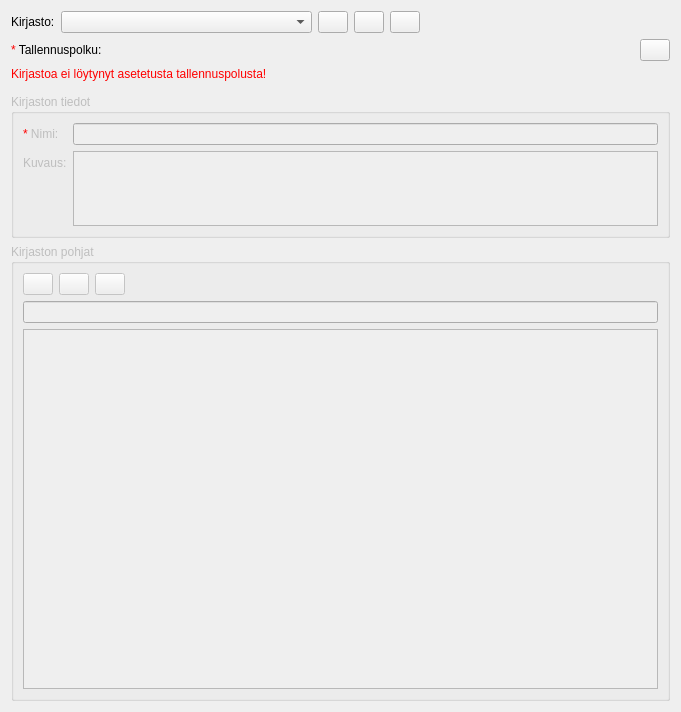
First picture: the form in arho_feature_template/gui/components/library_display_widget.ui, repository GispoCoding/arho-qgis-plugin, before the edit.
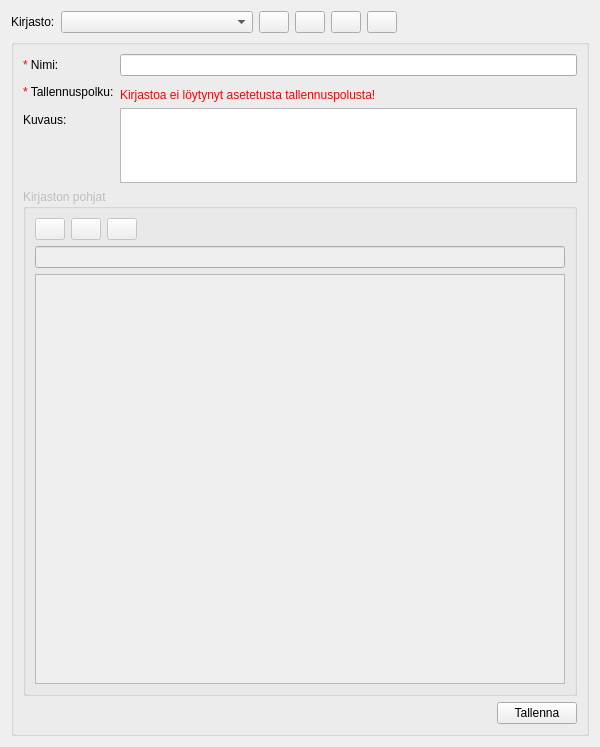
Second picture: the form after the edit. Custom widgets are drawn as their Qt base class.

```diff
--- a/arho_feature_template/gui/components/library_display_widget.ui
+++ b/arho_feature_template/gui/components/library_display_widget.ui
@@ -6,14 +6,14 @@
    <rect>
     <x>0</x>
     <y>0</y>
-    <width>681</width>
-    <height>712</height>
+    <width>600</width>
+    <height>747</height>
    </rect>
   </property>
   <property name="windowTitle">
    <string>Form</string>
   </property>
-  <layout class="QVBoxLayout" name="verticalLayout">
+  <layout class="QVBoxLayout" name="verticalLayout_3">
    <item>
     <layout class="QHBoxLayout" name="horizontalLayout_11">
      <item>
@@ -68,6 +68,22 @@
        </property>
       </widget>
      </item>
+     <item>
+      <widget class="QPushButton" name="reload_library_btn">
+       <property name="maximumSize">
+        <size>
+         <width>30</width>
+         <height>16777215</height>
+        </size>
+       </property>
+       <property name="toolTip">
+        <string>Lataa kirjasto uudelleen annetusta polusta</string>
+       </property>
+       <property name="text">
+        <string/>
+       </property>
+      </widget>
+     </item>
      <item>
       <widget class="QPushButton" name="delete_library_btn">
        <property name="maximumSize">
@@ -100,14 +116,42 @@
     </layout>
    </item>
    <item>
-    <layout class="QHBoxLayout" name="horizontalLayout_10">
+    <widget class="QGroupBox" name="library_details_groupbox">
+     <property name="title">
+      <string/>
+     </property>
+     <layout class="QVBoxLayout" name="verticalLayout">
      <item>
+       <layout class="QFormLayout" name="formLayout">
+        <property name="sizeConstraint">
+         <enum>QLayout::SetMinimumSize</enum>
+        </property>
+        <property name="fieldGrowthPolicy">
+         <enum>QFormLayout::ExpandingFieldsGrow</enum>
+        </property>
+        <item row="0" column="0">
+         <widget class="QLabel" name="name_label">
+          <property name="text">
+           <string>&lt;html&gt;&lt;head/&gt;&lt;body&gt;&lt;p&gt;&lt;span style=&quot; color:#ff0000;&quot;&gt;*&lt;/span&gt; Nimi:&lt;/p&gt;&lt;/body&gt;&lt;/html&gt;</string>
+          </property>
+         </widget>
+        </item>
+        <item row="0" column="1">
+         <widget class="QLineEdit" name="library_name">
+          <property name="toolTip">
+           <string>Kirjaston nimi</string>
+          </property>
+         </widget>
+        </item>
+        <item row="1" column="0">
       <widget class="QLabel" name="file_path_label_4">
        <property name="text">
         <string>&lt;html&gt;&lt;head/&gt;&lt;body&gt;&lt;p&gt;&lt;span style=&quot; color:#ff0000;&quot;&gt;*&lt;/span&gt; Tallennuspolku:&lt;/p&gt;&lt;/body&gt;&lt;/html&gt;</string>
        </property>
       </widget>
      </item>
+        <item row="1" column="1">
+         <layout class="QVBoxLayout" name="verticalLayout_4">
      <item>
       <widget class="QgsFileWidget" name="library_file_path">
        <property name="toolTip">
@@ -125,84 +169,35 @@
       </widget>
      </item>
      <item>
-      <widget class="QPushButton" name="reload_library_btn">
-       <property name="maximumSize">
-        <size>
-         <width>30</width>
-         <height>16777215</height>
-        </size>
-       </property>
-       <property name="toolTip">
-        <string>Lataa kirjasto uudelleen annetusta polusta</string>
-       </property>
-       <property name="text">
-        <string/>
-       </property>
-      </widget>
-     </item>
-    </layout>
-   </item>
-   <item>
     <widget class="QLabel" name="broken_path_warning_label">
+            <property name="sizePolicy">
+             <sizepolicy hsizetype="Preferred" vsizetype="Preferred">
+              <horstretch>0</horstretch>
+              <verstretch>0</verstretch>
+             </sizepolicy>
+            </property>
      <property name="text">
       <string>&lt;html&gt;&lt;head/&gt;&lt;body&gt;&lt;p&gt;&lt;span style=&quot; color:#ff0000;&quot;&gt;Kirjastoa ei löytynyt asetetusta tallennuspolusta!&lt;/span&gt;&lt;/p&gt;&lt;/body&gt;&lt;/html&gt;</string>
      </property>
     </widget>
    </item>
-   <item>
-    <spacer name="verticalSpacer_3">
-     <property name="orientation">
-      <enum>Qt::Vertical</enum>
-     </property>
-     <property name="sizeType">
-      <enum>QSizePolicy::Minimum</enum>
-     </property>
-     <property name="sizeHint" stdset="0">
-      <size>
-       <width>20</width>
-       <height>7</height>
-      </size>
-     </property>
-    </spacer>
-   </item>
-   <item>
-    <widget class="QgsCollapsibleGroupBox" name="library_details_groupbox">
-     <property name="enabled">
-      <bool>false</bool>
-     </property>
-     <property name="sizePolicy">
-      <sizepolicy hsizetype="Preferred" vsizetype="Maximum">
-       <horstretch>0</horstretch>
-       <verstretch>0</verstretch>
-      </sizepolicy>
-     </property>
-     <property name="title">
-      <string>Kirjaston tiedot</string>
-     </property>
-     <layout class="QFormLayout" name="formLayout_4">
-      <item row="0" column="0">
-       <widget class="QLabel" name="name_label">
-        <property name="text">
-         <string>&lt;html&gt;&lt;head/&gt;&lt;body&gt;&lt;p&gt;&lt;span style=&quot; color:#ff0000;&quot;&gt;*&lt;/span&gt; Nimi:&lt;/p&gt;&lt;/body&gt;&lt;/html&gt;</string>
-        </property>
-       </widget>
-      </item>
-      <item row="0" column="1">
-       <widget class="QLineEdit" name="library_name">
-        <property name="toolTip">
-         <string>Kirjaston nimi</string>
-        </property>
-       </widget>
-      </item>
-      <item row="1" column="0">
+         </layout>
+        </item>
+        <item row="2" column="0">
        <widget class="QLabel" name="description_label">
         <property name="text">
          <string>Kuvaus:</string>
         </property>
        </widget>
       </item>
-      <item row="1" column="1">
+        <item row="2" column="1">
        <widget class="QTextEdit" name="library_description">
+          <property name="sizePolicy">
+           <sizepolicy hsizetype="Expanding" vsizetype="Preferred">
+            <horstretch>0</horstretch>
+            <verstretch>0</verstretch>
+           </sizepolicy>
+          </property>
         <property name="maximumSize">
          <size>
           <width>16777215</width>
@@ -215,7 +210,6 @@
        </widget>
       </item>
      </layout>
-    </widget>
    </item>
    <item>
     <widget class="QGroupBox" name="library_elements_box">
@@ -231,11 +225,23 @@
      <property name="title">
       <string>Kirjaston pohjat</string>
      </property>
-     <layout class="QVBoxLayout" name="verticalLayout_6">
+        <layout class="QVBoxLayout" name="verticalLayout_2" stretch="0,0,1">
+         <property name="sizeConstraint">
+          <enum>QLayout::SetMaximumSize</enum>
+         </property>
       <item>
        <layout class="QHBoxLayout" name="horizontalLayout_9">
+           <property name="sizeConstraint">
+            <enum>QLayout::SetFixedSize</enum>
+           </property>
         <item>
          <widget class="QPushButton" name="new_library_element_btn">
+             <property name="sizePolicy">
+              <sizepolicy hsizetype="Fixed" vsizetype="Fixed">
+               <horstretch>0</horstretch>
+               <verstretch>0</verstretch>
+              </sizepolicy>
+             </property>
           <property name="maximumSize">
            <size>
             <width>30</width>
@@ -287,6 +293,9 @@
           <property name="orientation">
            <enum>Qt::Horizontal</enum>
           </property>
+             <property name="sizeType">
+              <enum>QSizePolicy::Expanding</enum>
+             </property>
           <property name="sizeHint" stdset="0">
            <size>
             <width>40</width>
@@ -312,6 +321,12 @@
       </item>
       <item>
        <widget class="QListWidget" name="library_element_list">
+           <property name="sizePolicy">
+            <sizepolicy hsizetype="Expanding" vsizetype="Expanding">
+             <horstretch>0</horstretch>
+             <verstretch>0</verstretch>
+            </sizepolicy>
+           </property>
         <property name="toolTip">
          <string>Kirjaston pohjat</string>
         </property>
@@ -323,15 +338,39 @@
      </layout>
     </widget>
    </item>
+      <item>
+       <layout class="QHBoxLayout" name="horizontalLayout">
+        <item>
+         <spacer name="horizontalSpacer">
+          <property name="orientation">
+           <enum>Qt::Horizontal</enum>
+          </property>
+          <property name="sizeHint" stdset="0">
+           <size>
+            <width>40</width>
+            <height>20</height>
+           </size>
+          </property>
+         </spacer>
+        </item>
+        <item>
+         <widget class="QPushButton" name="save_library_btn">
+          <property name="text">
+           <string>Tallenna</string>
+          </property>
+          <property name="toolTip">
+           <string>Tallenna kirjasto</string>
+          </property>
+         </widget>
+        </item>
+       </layout>
+      </item>
+     </layout>
+    </widget>
+   </item>
   </layout>
  </widget>
  <customwidgets>
-  <customwidget>
-   <class>QgsCollapsibleGroupBox</class>
-   <extends>QGroupBox</extends>
-   <header>qgscollapsiblegroupbox.h</header>
-   <container>1</container>
-  </customwidget>
   <customwidget>
    <class>QgsFileWidget</class>
    <extends>QWidget</extends>
```
Lines whose indentation alone changed are shown as unchanged.
